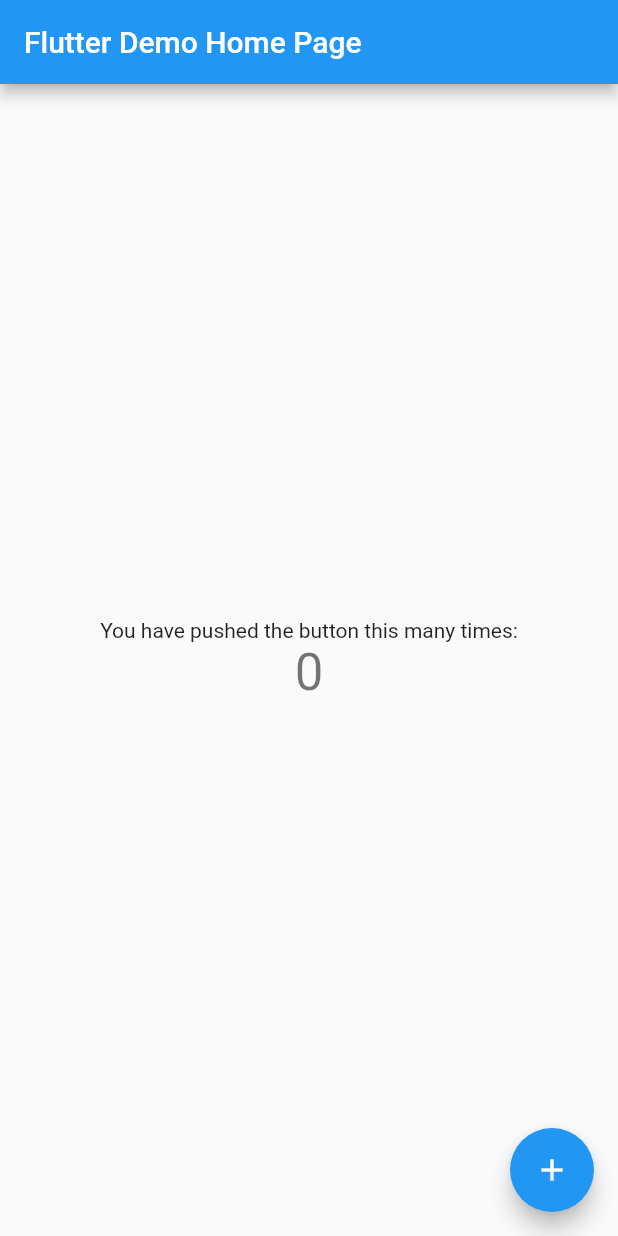
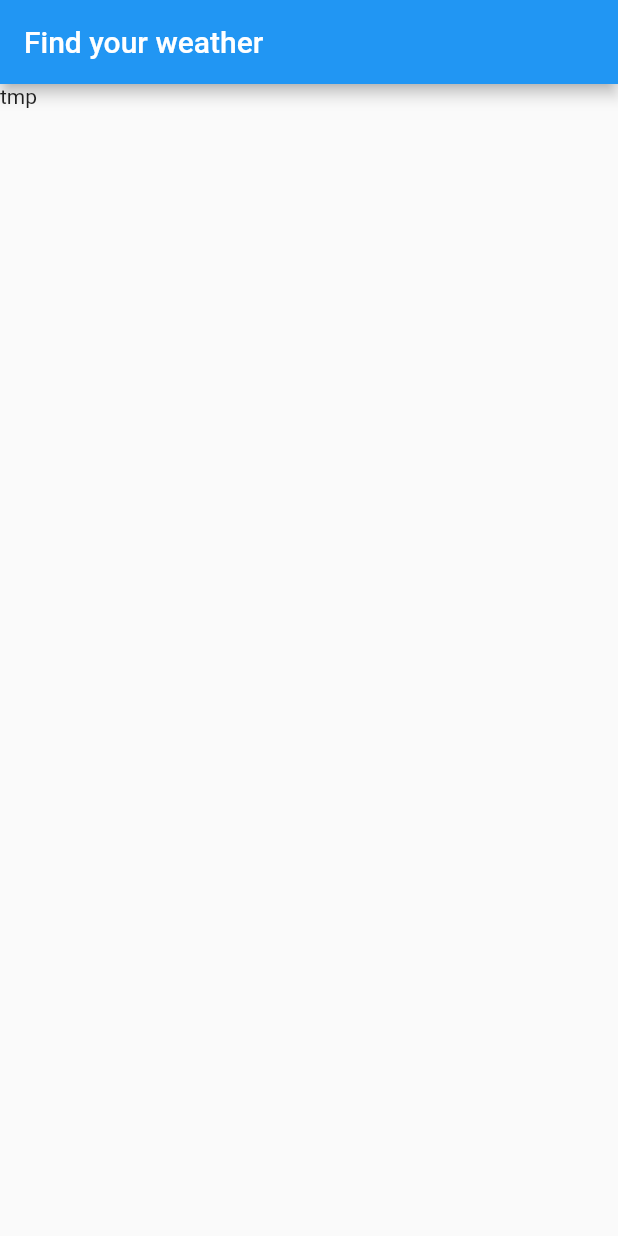
Before and after one commit to ruan65/af_weather, a Flutter app: the screen it shows after launch, on a phone screen of 412 x 824 dp. Run offline on Flutter 3.47's test engine with Material 2 defaults, Android fonts, the phone set to English and light mode, and no system bars; our stand-ins replace bloc, equatable.

Commit message:
start ui

```diff
--- a/lib/main.dart
+++ b/lib/main.dart
@@ -1,75 +1,35 @@
 import 'package:af_weather/bloc/weather_bloc.dart';
 import 'package:af_weather/repositories/WeatherRepository.dart';
 import 'package:af_weather/repositories/weather_api_client.dart';
+import 'package:af_weather/widgets/weather_widget.dart';
 import 'package:flutter/material.dart';
 import 'package:bloc/bloc.dart';
 import 'package:http/http.dart' as http;
 
 void main() {
+
   BlocSupervisor().delegate = SimpleBlockDelegate();
 
-  WeatherRepository(
-    weatherApiClient: WeatherApiClient(httpClient: http.Client()),  // injection is here
-  );
-  runApp(MyApp());
+  runApp(App(
+    weatherRepository: WeatherRepository(
+        weatherApiClient: WeatherApiClient(
+            httpClient: http.Client()) // injection is here
+    ),
+  ));
 }
 
-class MyApp extends StatelessWidget {
-  @override
-  Widget build(BuildContext context) {
-    return MaterialApp(
-      title: 'Flutter Demo',
-      theme: ThemeData(
-        primarySwatch: Colors.blue,
-      ),
-      home: MyHomePage(title: 'Flutter Demo Home Page'),
-    );
-  }
-}
+class App extends StatelessWidget {
 
-class MyHomePage extends StatefulWidget {
-  MyHomePage({Key key, this.title}) : super(key: key);
+  final WeatherRepository weatherRepository;
 
-  final String title;
+  const App({Key key, @required this.weatherRepository})
+      : assert(null != weatherRepository),
+        super(key: key);
 
   @override
-  _MyHomePageState createState() => _MyHomePageState();
+  Widget build(BuildContext context) =>
+      MaterialApp(
+        title: 'Weather',
+        home: WeatherWidget(),
+      );
 }
-
-class _MyHomePageState extends State<MyHomePage> {
-  int _counter = 0;
-
-  void _incrementCounter() {
-    setState(() {
-      _counter++;
-    });
-  }
-
-  @override
-  Widget build(BuildContext context) {
-    return Scaffold(
-      appBar: AppBar(
-        title: Text(widget.title),
-      ),
-      body: Center(
-        child: Column(
-          mainAxisAlignment: MainAxisAlignment.center,
-          children: <Widget>[
-            Text(
-              'You have pushed the button this many times:',
-            ),
-            Text(
-              '$_counter',
-              style: Theme.of(context).textTheme.display1,
-            ),
-          ],
-        ),
-      ),
-      floatingActionButton: FloatingActionButton(
-        onPressed: _incrementCounter,
-        tooltip: 'Increment',
-        child: Icon(Icons.add),
-      ),
-    );
-  }
-}
--- /dev/null
+++ b/lib/widgets/weather_widget.dart
@@ -0,0 +1,23 @@
+import 'package:af_weather/repositories/WeatherRepository.dart';
+import 'package:flutter/cupertino.dart';
+import 'package:flutter/material.dart';
+
+class WeatherWidget extends StatefulWidget {
+
+  final WeatherRepository weatherRepository;
+
+  const WeatherWidget({Key key, this.weatherRepository}) : super(key: key);
+
+  @override
+  State<StatefulWidget> createState() => _WeatherWidgetState();
+}
+
+class _WeatherWidgetState extends State<WeatherWidget> {
+
+  @override
+  Widget build(BuildContext context) =>
+      Scaffold(
+        appBar: AppBar(title: Text('Find your weather')),
+        body: Text('tmp'),
+      );
+}
```
Also changed, not shown: 1179 other files.
